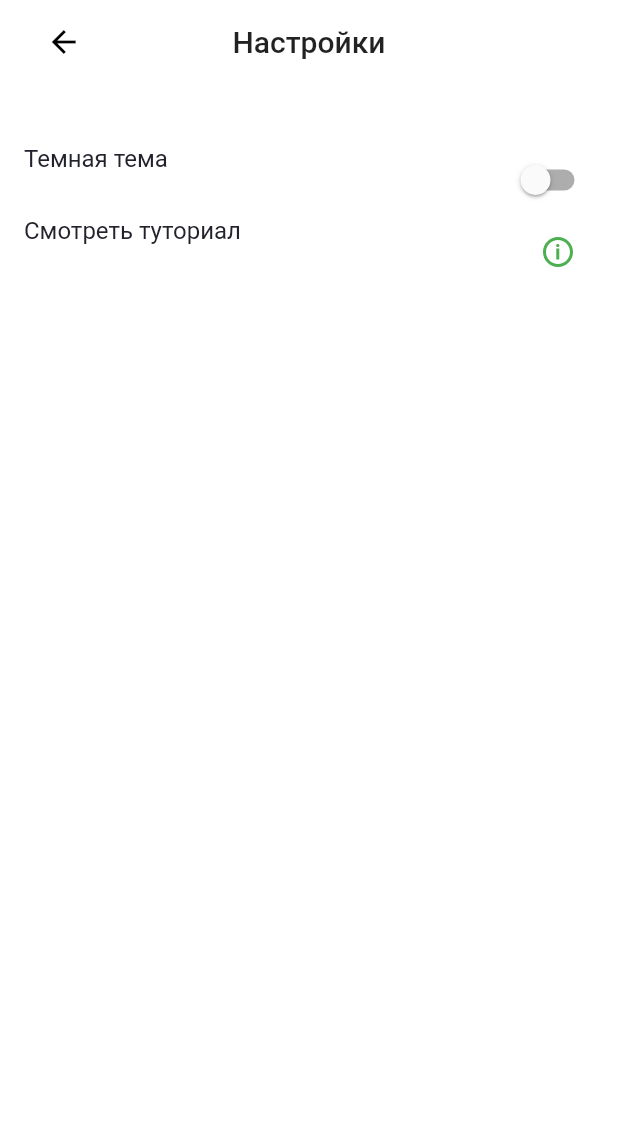
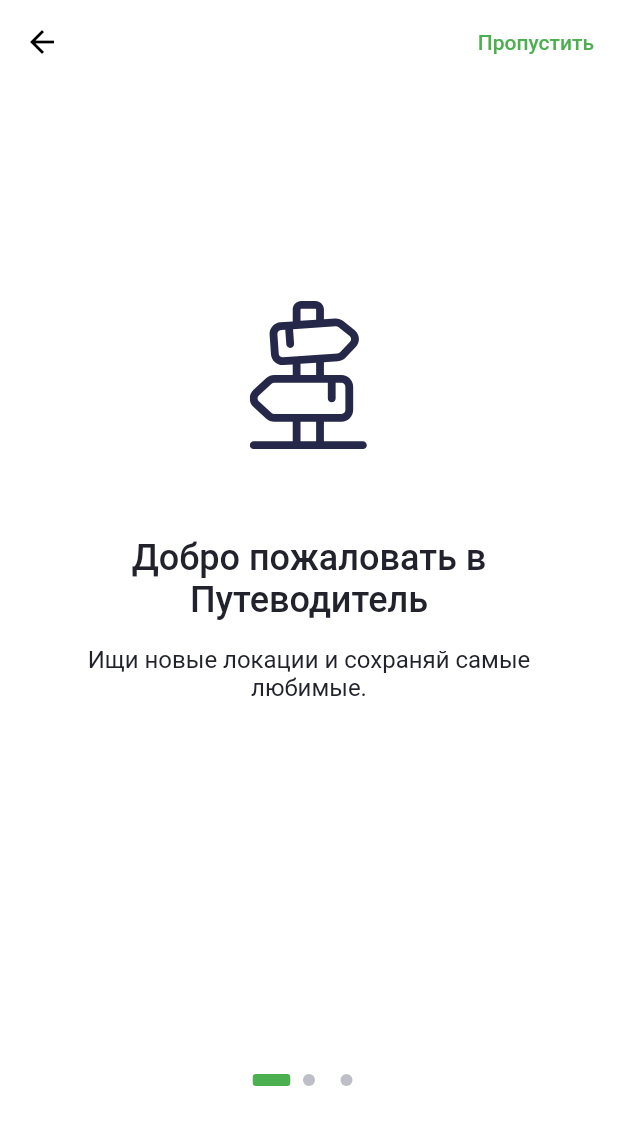
Before and after one commit to alinalinalina123/surf-flutter-course-ruban, a Flutter app: the SettingsScreen screen opened directly, after a tap on an icon or button, on a phone screen of 412 x 824 dp. Shown: the top 1125 px of the screen. Run offline on Flutter 3.47's test engine with Material 2 defaults, Android fonts, the phone set to English and light mode, and no system bars; our stand-ins replace flutter_svg, geolocator; network calls fail.

Commit message:
Add OnBoarding page

```diff
--- a/places/lib/domain/field_types/app_bar_type.dart
+++ b/places/lib/domain/field_types/app_bar_type.dart
@@ -1,2 +1,2 @@
 //App bar type
-enum AppBarType { simple, main, filter, search }
+enum AppBarType { simple, main, filter, search, onBoarding }
--- /dev/null
+++ b/places/lib/domain/field_types/indicators_type.dart
@@ -0,0 +1,2 @@
+///Indicator field type
+enum IndicatorType { lines, dots }
--- /dev/null
+++ b/places/lib/domain/onboarding_item.dart
@@ -0,0 +1,34 @@
+import 'package:flutter/material.dart';
+import 'package:places/ui/res/assets_name.dart';
+import 'package:places/ui/res/strings.dart';
+
+///OnBoarding data
+class OnBoardingItem {
+  final String assetName;
+  final String title;
+  final String description;
+
+  OnBoardingItem({
+    @required this.assetName,
+    @required this.title,
+    @required this.description,
+  });
+
+  static List<OnBoardingItem> get items => [
+    OnBoardingItem(
+      assetName: onboarding_1,
+      description: onBoardingDescription_1,
+      title: onBoardingTitle_1,
+    ),
+    OnBoardingItem(
+      assetName: onboarding_2,
+      description: onBoardingDescription_2,
+      title: onBoardingTitle_2,
+    ),
+    OnBoardingItem(
+      assetName: onboarding_3,
+      description: onBoardingDescription_3,
+      title: onBoardingTitle_3,
+    ),
+  ];
+}
--- a/places/lib/main.dart
+++ b/places/lib/main.dart
@@ -1,4 +1,5 @@
 import 'package:flutter/material.dart';
+import 'package:places/ui/screen/on_boarding_screen.dart';
 import 'package:places/ui/screen/res/themes.dart';
 import 'package:places/ui/screen/tabs_screen.dart';
 import 'package:places/utils/theme_notifier.dart';
@@ -20,7 +21,7 @@ class App extends StatelessWidget {
     final themeNotifier = Provider.of<ThemeNotifier>(context);
     return MaterialApp(
       title: 'Places app',
-      home: TabsScreen(),
+      home: OnBoardingScreen(),
       theme: themeNotifier.getTheme(),
     );
   }
--- a/places/lib/ui/res/assets_name.dart
+++ b/places/lib/ui/res/assets_name.dart
@@ -33,3 +33,7 @@ const museumIcon = "res/images/category/museum.svg";
 const parkIcon = "res/images/category/park.svg";
 const placeIcon = "res/images/category/place.svg";
 const restourantIcon = "res/images/category/restourant.svg";
+
+const onboarding_1 = "res/images/onboarding/onboarding_1.svg";
+const onboarding_2 = "res/images/onboarding/onboarding_2.svg";
+const onboarding_3 = "res/images/onboarding/onboarding_3.svg";
--- a/places/lib/ui/res/strings.dart
+++ b/places/lib/ui/res/strings.dart
@@ -5,6 +5,8 @@ const simpleDateFormat = "dd MM. yyyy";
 
 // Buttons title
 const clearButtonTitle = 'Очистить';
+const startButtonTitle = 'На старт';
+const skipButtonTitle = 'Пропустить';
 
 //Sights Type
 
@@ -68,3 +70,13 @@ const searchHint = "Поиск";
 const clearHistoryButtonTitle = "Осичтить историю";
 const deleteTitle = "Удалить";
 const fakePhotoUrl = "FakePhoto";
+
+//OnBoarding
+
+const onBoardingTitle_1 = "Добро пожаловать в Путеводитель";
+const onBoardingTitle_2 = "Построй маршрут и отправляйся в путь";
+const onBoardingTitle_3 = "Добавляй места, которые нашёл сам";
+
+const onBoardingDescription_1 = "Ищи новые локации и сохраняй самые любимые.";
+const onBoardingDescription_2 = "Достигай цели максимально быстро и комфортно.";
+const onBoardingDescription_3 = "Делись самыми интересными и помоги нам стать лучше!";
--- a/places/lib/ui/res/text_styles.dart
+++ b/places/lib/ui/res/text_styles.dart
@@ -57,6 +57,10 @@ EdgeInsets leftWidgetPadding = EdgeInsets.only(left: 16);
 
 EdgeInsets bottomWidgetPadding = EdgeInsets.only(left: 16, right: 16, bottom: 16, top: 2);
 
+EdgeInsets onBoardingWidgetPadding = EdgeInsets.only(left: 58, right: 58, bottom: 8, top: 8);
+
+EdgeInsets onBoardingTopWidgetPadding = EdgeInsets.only(left: 58, right: 58, bottom: 50, top: 120);
+
 EdgeInsets topWidgetPadding = EdgeInsets.only(left: 16, right: 16);
 
 EdgeInsets titleWidgetPadding = EdgeInsets.only(left: 16.0, right: 16.0, top: 24.0);
--- /dev/null
+++ b/places/lib/ui/screen/on_boarding_screen.dart
@@ -0,0 +1,115 @@
+import 'package:flutter/material.dart';
+import 'package:flutter_svg/svg.dart';
+import 'package:places/domain/field_types/app_bar_type.dart';
+import 'package:places/domain/field_types/indicators_type.dart';
+import 'package:places/domain/onboarding_item.dart';
+import 'package:places/ui/res/strings.dart';
+import 'package:places/ui/res/text_styles.dart';
+import 'package:places/ui/screen/tabs_screen.dart';
+import 'package:places/ui/widgets/custom_app_bar.dart';
+import 'package:places/ui/widgets/custom_button_widget.dart';
+import 'package:places/ui/widgets/custom_page_view_indicator.dart';
+
+/// Widget for OnBoarding page
+class OnBoardingScreen extends StatefulWidget {
+  OnBoardingScreen({Key key}) : super(key: key);
+
+  @override
+  _OnBoardingScreenState createState() => _OnBoardingScreenState();
+}
+
+class _OnBoardingScreenState extends State<OnBoardingScreen> {
+  final _controller = PageController();
+  var isButtonVisible = false;
+
+  @override
+  Widget build(BuildContext context) {
+    return Scaffold(
+      appBar: CustomAppBar(
+        title: "",
+        type: AppBarType.onBoarding,
+        onSkip: () {
+          Navigator.pushReplacement(
+            context,
+            MaterialPageRoute(builder: (context) {
+              return TabsScreen();
+            }),
+          );
+        },
+      ),
+      body: Column(
+        children: [
+          Expanded(
+            child: PageView(
+              controller: _controller,
+              onPageChanged: (index) {
+                setState(() {
+                  isButtonVisible = index == OnBoardingItem.items.length - 1;
+                });
+              },
+              children: _buildBoardingCard(context),
+            ),
+          ),
+          Container(
+            child: CustomPageViewIndicator(
+              controller: _controller,
+              itemCount: OnBoardingItem.items.length,
+              type: IndicatorType.dots,
+            ),
+          ),
+          isButtonVisible
+              ? Padding(
+                padding: standardWidgetPadding,
+                child: CustomButtonWidget(
+                    title: startButtonTitle,
+                    onPressed: () {
+                      Navigator.pushReplacement(
+                        context,
+                        MaterialPageRoute(builder: (context) {
+                          return TabsScreen();
+                        }),
+                      );
+                    },
+                  ),
+              )
+              : Container(
+                  height: 100,
+                )
+        ],
+      ),
+    );
+  }
+
+  List<Widget> _buildBoardingCard(BuildContext context) {
+    List<Widget> listOfItems = [];
+    for (var item in OnBoardingItem.items) {
+      var widget = Column(
+        children: [
+          Padding(
+            padding: onBoardingTopWidgetPadding,
+            child: SvgPicture.asset(item.assetName),
+          ),
+          Padding(
+            padding: onBoardingWidgetPadding,
+            child: Text(
+              item.title,
+              textAlign: TextAlign.center,
+              style: Theme.of(context).textTheme.headline2,
+            ),
+          ),
+          Padding(
+            padding: onBoardingWidgetPadding,
+            child: Text(
+              item.description,
+              textAlign: TextAlign.center,
+              style: Theme.of(context).textTheme.headline4,
+            ),
+          ),
+        ],
+        crossAxisAlignment: CrossAxisAlignment.center,
+      );
+      listOfItems.add(widget);
+    }
+    return listOfItems;
+  }
+}
--- a/places/lib/ui/screen/settings_screen.dart
+++ b/places/lib/ui/screen/settings_screen.dart
@@ -4,6 +4,7 @@ import 'package:places/domain/field_types/app_bar_type.dart';
 import 'package:places/ui/res/assets_name.dart';
 import 'package:places/ui/res/colors.dart';
 import 'package:places/ui/res/strings.dart';
+import 'package:places/ui/screen/on_boarding_screen.dart';
 import 'package:places/ui/screen/res/themes.dart';
 import 'package:places/ui/widgets/custom_app_bar.dart';
 import 'package:places/utils/theme_notifier.dart';
@@ -75,7 +76,14 @@ class _SettingsScreenState extends State<SettingsScreen> {
         ),
         IconButton(
           icon: SvgPicture.asset(infoIcon),
-          onPressed: () {},
+          onPressed: () {
+            Navigator.push(
+              context,
+              MaterialPageRoute(builder: (context) {
+                return OnBoardingScreen();
+              }),
+            );
+          },
         )
       ],
       mainAxisAlignment: MainAxisAlignment.spaceBetween,
--- a/places/lib/ui/widgets/custom_app_bar.dart
+++ b/places/lib/ui/widgets/custom_app_bar.dart
@@ -12,6 +12,7 @@ class CustomAppBar extends StatelessWidget implements PreferredSizeWidget {
   final IconData backButtonIcon;
   final String backButtonTitle;
   final VoidCallback onClear;
+  final VoidCallback onSkip;
   final Function(String) onQueryChanged;
   final Function(List<Sight>) onFilterApplied;
   final TabBar tabBar;
@@ -24,6 +25,7 @@ class CustomAppBar extends StatelessWidget implements PreferredSizeWidget {
       this.backButtonTitle,
       this.onClear,
       this.tabBar,
+      this.onSkip,
       this.onQueryChanged,
       this.onFilterApplied})
       : super(key: key);
@@ -50,6 +52,24 @@ class CustomAppBar extends StatelessWidget implements PreferredSizeWidget {
             leadingWidth: 85.0,
             leading: _leadingWidget(context),
             bottom: tabBar,
+          ),
+        );
+        break;
+
+      case AppBarType.onBoarding:
+        return SizedBox(
+          height: statusBarHeight + 80,
+          child: AppBar(
+            elevation: 0,
+            actions: [
+              FlatButton(
+                child: Text(skipButtonTitle),
+                textColor: colorGreen,
+                onPressed: () {
+                  onSkip();
+                },
+              ),
+            ],
           ),
         );
         break;
--- a/places/lib/ui/widgets/custom_page_view_indicator.dart
+++ b/places/lib/ui/widgets/custom_page_view_indicator.dart
@@ -1,26 +1,49 @@
 import 'package:flutter/material.dart';
+import 'package:places/domain/field_types/indicators_type.dart';
+import 'package:places/ui/res/colors.dart';
 import 'package:places/ui/res/text_styles.dart';
 
 /// An indicator showing the currently selected page of a PageController
 class CustomPageViewIndicator extends AnimatedWidget {
   final PageController controller;
   final int itemCount;
+  final IndicatorType type;
 
-  CustomPageViewIndicator({this.controller, this.itemCount})
-      : super(listenable: controller);
+  CustomPageViewIndicator({
+    this.controller,
+    this.itemCount,
+    this.type = IndicatorType.lines,
+  }) : super(listenable: controller);
 
   Widget build(BuildContext context) {
     final dots = <Widget>[];
     for (var i = 0; i < itemCount; i++) {
-      dots.add(_buildDot(i, context));
+      switch (type) {
+        case IndicatorType.lines:
+          dots.add(_buildLines(i, context));
+          break;
+        case IndicatorType.dots:
+          dots.add(_buildDots(i, context));
+          break;
+      }
     }
-    return new Row(
-      mainAxisAlignment: MainAxisAlignment.spaceEvenly,
-      children: dots,
-    );
+    switch (type) {
+      case IndicatorType.lines:
+        return new Row(
+          mainAxisAlignment: MainAxisAlignment.spaceEvenly,
+          children: dots,
+        );
+        break;
+      case IndicatorType.dots:
+        return new Row(
+          mainAxisAlignment: MainAxisAlignment.center,
+          children: dots,
+        );
+        break;
+    }
   }
 
-  Widget _buildDot(int index, BuildContext context) {
+  Widget _buildLines(int index, BuildContext context) {
     var currentPage = (controller.page ?? controller.initialPage).round();
     return new Container(
       decoration: BoxDecoration(
@@ -35,4 +58,18 @@ class CustomPageViewIndicator extends AnimatedWidget {
       ),
     );
   }
+
+  Widget _buildDots(int index, BuildContext context) {
+    var currentPage = (controller.page ?? controller.initialPage).round();
+    return new Container(
+      width: 25,
+      height: 8,
+      child: new Material(
+        type: index == currentPage ? MaterialType.card : MaterialType.circle,
+        color: index == currentPage
+            ? colorGreen
+            : colorGrey.withOpacity(0.5),
+      ),
+    );
+  }
 }
--- a/places/pubspec.yaml
+++ b/places/pubspec.yaml
@@ -28,3 +28,4 @@ flutter:
     - res/fonts/
     - res/images/
     - res/images/category/
+    - res/images/onboarding/
```
Also changed, not shown: places/res/images/onboarding/onboarding_1.svg (added), places/res/images/onboarding/onboarding_2.svg (added), places/res/images/onboarding/onboarding_3.svg (added).
